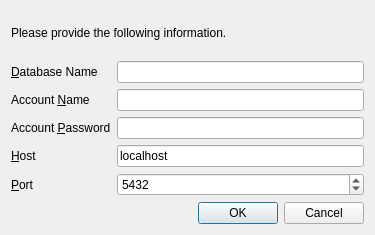
This is UI/postgresqlconnect.ui in xloem/spot-on-svn as Qt 5 draws it before an edit. The edited form follows.
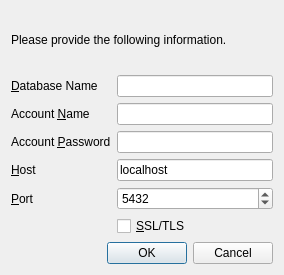
This is the edited form. Icons and pictures are not drawn.

The edit to the form file:
```diff
--- a/UI/postgresqlconnect.ui
+++ b/UI/postgresqlconnect.ui
@@ -6,8 +6,8 @@
    <rect>
     <x>0</x>
     <y>0</y>
-    <width>375</width>
-    <height>235</height>
+    <width>284</width>
+    <height>275</height>
    </rect>
   </property>
   <property name="windowIcon">
@@ -24,6 +24,30 @@
    </item>
    <item>
     <layout class="QGridLayout" name="gridLayout">
+     <item row="5" column="1">
+      <layout class="QHBoxLayout" name="horizontalLayout">
+       <item>
+        <widget class="QCheckBox" name="ssltls">
+         <property name="text">
+          <string>&amp;SSL/TLS</string>
+         </property>
+        </widget>
+       </item>
+       <item>
+        <spacer name="horizontalSpacer">
+         <property name="orientation">
+          <enum>Qt::Horizontal</enum>
+         </property>
+         <property name="sizeHint" stdset="0">
+          <size>
+           <width>40</width>
+           <height>20</height>
+          </size>
+         </property>
+        </spacer>
+       </item>
+      </layout>
+     </item>
      <item row="0" column="0">
       <widget class="QLabel" name="label_4">
        <property name="text">
```
Left out of the diff: 2 changed lines with no effect on the pictures.
